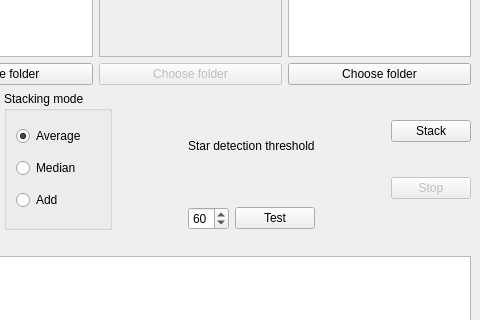
Qt form gui.ui (janprzy/AstroStacker) before a commit; both pictures show x 287 to 767 and y 161 to 481 of the 767 by 635 pixel window.
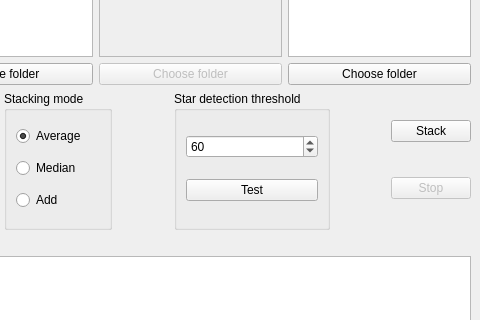
The same form after that commit.

Commit message: Mode-selection radio buttons are now read outside of the stack() function

```diff
--- a/gui.ui
+++ b/gui.ui
@@ -114,7 +114,7 @@
      </layout>
     </item>
     <item>
-     <layout class="QHBoxLayout" name="horizontalLayout_3">
+     <layout class="QHBoxLayout" name="horizontalLayout_2">
       <item>
        <widget class="QGroupBox" name="alignMode">
         <property name="title">
@@ -223,16 +223,11 @@
        </spacer>
       </item>
       <item>
-       <layout class="QVBoxLayout" name="verticalLayout_6">
-        <item>
-         <widget class="QLabel" name="threshold_label">
-          <property name="text">
+       <widget class="QGroupBox" name="threshold_test">
+        <property name="title">
            <string>Star detection threshold</string>
           </property>
-         </widget>
-        </item>
-        <item>
-         <layout class="QHBoxLayout" name="horizontalLayout_2">
+        <layout class="QVBoxLayout" name="verticalLayout_6">
           <item>
            <widget class="QSpinBox" name="threshold">
             <property name="value">
@@ -251,8 +246,7 @@
            </widget>
           </item>
          </layout>
-        </item>
-       </layout>
+       </widget>
       </item>
       <item>
        <spacer name="horizontalSpacer">
```
Left out of the diff: 4 changed lines with no effect on the pictures. Lines whose indentation alone changed are shown as unchanged. The commit also changes 2 other files.
